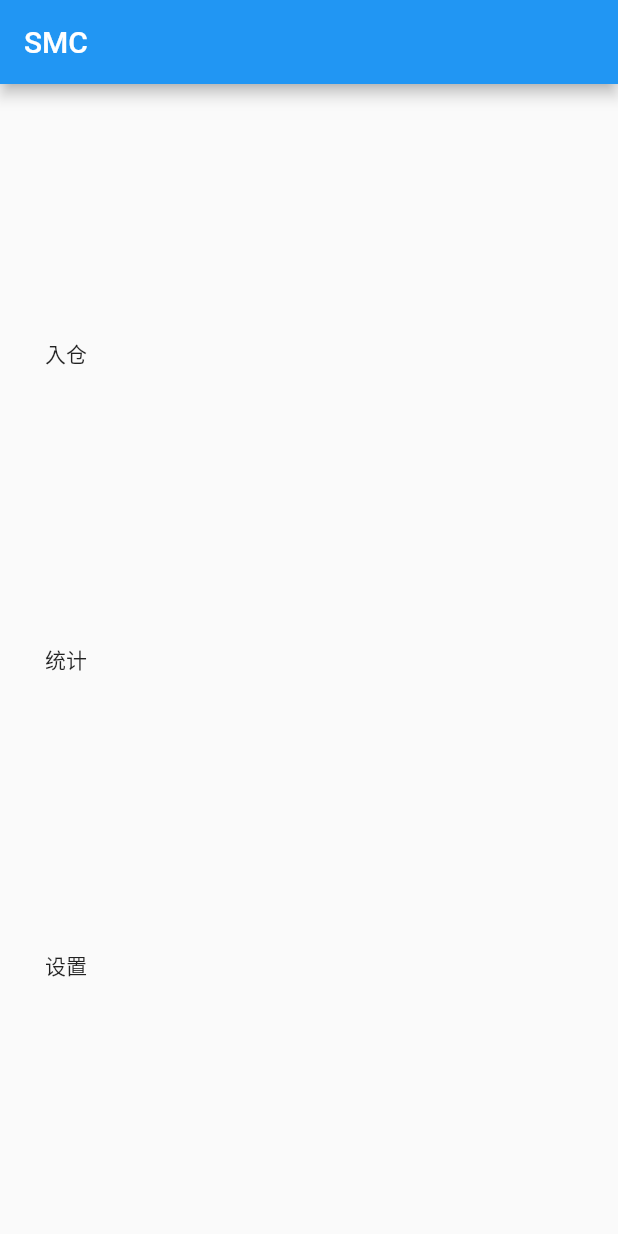
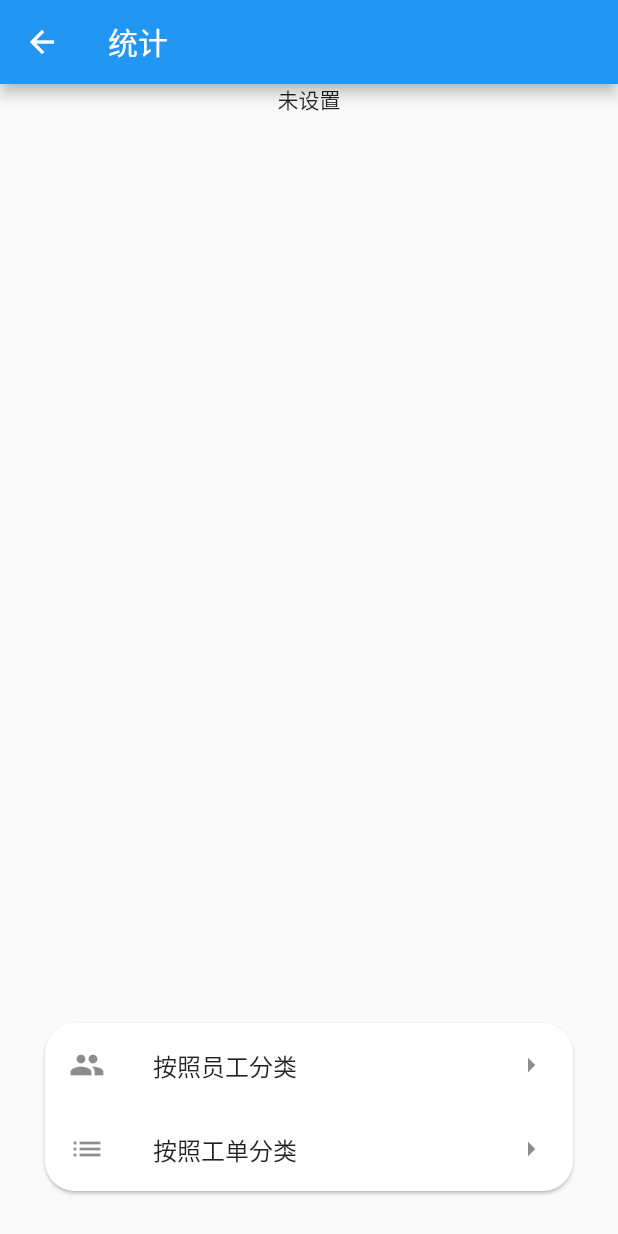
Before and after one commit to HowsonLiu/smc_piecework, a Flutter app: the screen it shows after launch, after a tap on "统计", on a phone screen of 412 x 824 dp. Run offline on Flutter 3.47's test engine with Material 2 defaults, Android fonts, the phone set to English and light mode, and no system bars; our stand-ins replace csv, file_picker, shared_preferences, sqflite; accounts and stored records are empty.

Commit message:
+ add statistics page

```diff
--- a/lib/main.dart
+++ b/lib/main.dart
@@ -13,18 +13,18 @@ class MyApp extends StatelessWidget {
   Widget build(BuildContext context) {
     return MaterialApp(
       title: 'Flutter Demo',
-      theme: ThemeData(
-        // This is the theme of your application.
-        //
-        // Try running your application with "flutter run". You'll see the
-        // application has a blue toolbar. Then, without quitting the app, try
-        // changing the primarySwatch below to Colors.green and then invoke
-        // "hot reload" (press "r" in the console where you ran "flutter run",
-        // or simply save your changes to "hot reload" in a Flutter IDE).
-        // Notice that the counter didn't reset back to zero; the application
-        // is not restarted.
-        primarySwatch: Colors.blue,
-      ),
+      // theme: ThemeData(
+      //   primarySwatch: Colors.purple,
+      //   textTheme: const TextTheme(
+      //     subtitle1: TextStyle(fontSize: 30.0),
+      //     bodyText1: TextStyle(fontSize: 20.0),
+      //     button: TextStyle(fontSize: 30.0),
+      //     headline1: TextStyle(fontSize: 30.0),
+      //   ),
+      //   iconTheme: const IconThemeData(
+      //     size: 30.0,
+      //   ),
+      // ),
       home: HomePage(),
     );
   }
--- a/lib/ui/home_page.dart
+++ b/lib/ui/home_page.dart
@@ -15,6 +15,7 @@ import 'package:smc_piecework/model/period.dart';
 import 'package:smc_piecework/ui/enter1_page.dart';
 
 import 'package:smc_piecework/ui/settings_page.dart';
+import 'package:smc_piecework/ui/statistics_page.dart';
 
 // ignore: use_key_in_widget_constructors
 class HomePage extends StatefulWidget {
@@ -43,7 +44,13 @@ class _HomePageState extends State<HomePage> {
               child: const Text("入仓"),
             ),
             MaterialButton(
-              onPressed: () {},
+              onPressed: () {
+                Navigator.push(context, MaterialPageRoute(
+                  builder: (context) {
+                    return const StatisticsPage();
+                  },
+                ));
+              },
               child: const Text("统计"),
             ),
             MaterialButton(
--- /dev/null
+++ b/lib/ui/statistics_page.dart
@@ -0,0 +1,44 @@
+import 'package:flutter/material.dart';
+import 'package:smc_piecework/manager/artifacts_manager.dart';
+import 'package:smc_piecework/manager/employee_manager.dart';
+import 'package:smc_piecework/manager/period_manager.dart';
+import 'package:smc_piecework/ui/period_page.dart';
+
+class StatisticsPage extends StatelessWidget {
+  const StatisticsPage() : super();
+
+  @override
+  Widget build(BuildContext context) {
+    return Scaffold(
+        appBar: AppBar(
+          title: const Text("统计"),
+        ),
+        body: Column(
+          crossAxisAlignment: CrossAxisAlignment.center,
+          children: [
+            Expanded(
+                flex: 1,
+                child: Text(PeriodManager.instance.curPeriod?.name ?? '未设置')),
+            Card(
+              margin: const EdgeInsets.all(30.0),
+              shape: RoundedRectangleBorder(
+                  borderRadius: BorderRadius.circular(20.0)),
+              child: Column(
+                children: const [
+                  ListTile(
+                    leading: Icon(Icons.people),
+                    title: Text("按照员工分类"),
+                    trailing: Icon(Icons.arrow_right),
+                  ),
+                  ListTile(
+                    leading: Icon(Icons.list),
+                    title: Text("按照工单分类"),
+                    trailing: Icon(Icons.arrow_right),
+                  ),
+                ],
+              ),
+            )
+          ],
+        ));
+  }
+}
```
